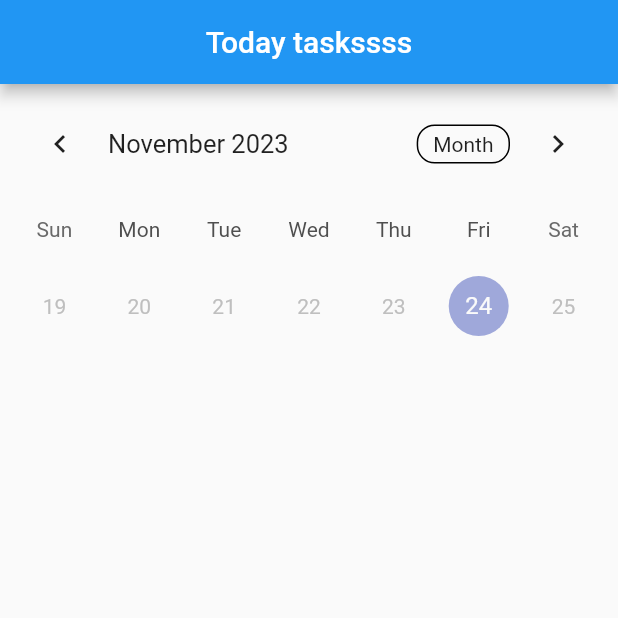
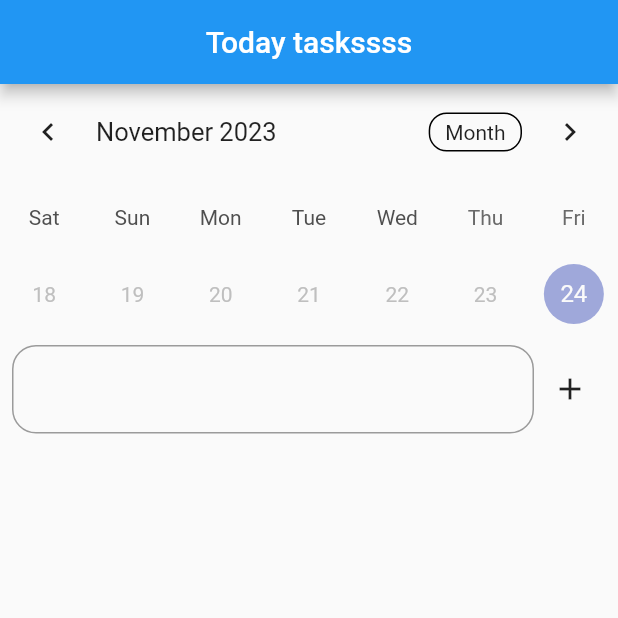
Before and after one commit to Welldone1993/Planner-App, a Flutter app: the screen it shows after launch, on a phone screen of 412 x 824 dp, the top half of it. Run offline on Flutter 3.47's test engine with Material 2 defaults, Android fonts, the phone set to English and light mode, and no system bars; drawn by our look-alikes of table_calendar; our stand-ins replace get.

Commit message:
use text field to add task

```diff
--- a/lib/src/pages/home_page/controller/home_page_controller.dart
+++ b/lib/src/pages/home_page/controller/home_page_controller.dart
@@ -1,6 +1,31 @@
+import 'package:flutter/cupertino.dart';
 import 'package:get/get.dart';
+import 'package:table_calendar/table_calendar.dart';
+
+import '../model/daily_tasks_list_view_model.dart';
 
 class HomePageController extends GetxController {
+  final Rx<DateTime> selectedDay = Rx<DateTime>(DateTime.now());
+  final Rx<CalendarFormat> calendarFormat =
+      Rx<CalendarFormat>(CalendarFormat.week);
+  final TextEditingController newTaskTextController = TextEditingController();
+  final RxList<Rx<DailyTasksListViewModel>> dailyTasks =
+      RxList<Rx<DailyTasksListViewModel>>();
 
+  void onAddTaskTapped() {
+    dailyTasks.add(
+      DailyTasksListViewModel(
+        id: dailyTasks.length,
+        isDone: false,
+        taskTitle: newTaskTextController.text,
+      ).obs,
+    );
+    newTaskTextController.clear();
+  }
 
+  void onTaskCheckboxTaped(bool? value, Rx<DailyTasksListViewModel> task) {
+    print(dailyTasks[dailyTasks.indexOf(task)].value.isDone);
+    dailyTasks[dailyTasks.indexOf(task)].value.copyWith(isDone: value);
+    print(dailyTasks[dailyTasks.indexOf(task)].value.isDone);
+  }
 }
--- /dev/null
+++ b/lib/src/pages/home_page/model/daily_tasks_list_view_model.dart
@@ -0,0 +1,22 @@
+class DailyTasksListViewModel {
+  final int id;
+  final bool isDone;
+  final String taskTitle;
+
+  DailyTasksListViewModel({
+    required this.id,
+    required this.isDone,
+    required this.taskTitle,
+  });
+
+  DailyTasksListViewModel copyWith({
+    int? id,
+    bool? isDone,
+    String? taskTitle,
+  }) =>
+      DailyTasksListViewModel(
+        id: id ?? this.id,
+        isDone: isDone ?? this.isDone,
+        taskTitle: taskTitle ?? this.taskTitle,
+      );
+}
--- a/lib/src/pages/home_page/view/home_page_view.dart
+++ b/lib/src/pages/home_page/view/home_page_view.dart
@@ -1,7 +1,10 @@
 import 'package:flutter/material.dart';
+import 'package:get/get.dart';
 import 'package:table_calendar/table_calendar.dart';
 
-class HomePageView extends StatelessWidget {
+import '../controller/home_page_controller.dart';
+
+class HomePageView extends GetView<HomePageController> {
   const HomePageView({Key? key}) : super(key: key);
 
   @override
@@ -11,13 +14,71 @@ class HomePageView extends StatelessWidget {
           centerTitle: true,
         ),
         body: Center(
-          child: Column(
+          child: Obx(
+            () => Column(
+              crossAxisAlignment: CrossAxisAlignment.start,
               children: [
-              Padding(
+                _calendar(),
+                _addNewTaskPart(),
+                if (controller.dailyTasks.isNotEmpty)
+                  ...controller.dailyTasks.map(
+                    (task) => Row(
+                      children: [
+                        Checkbox(
+                          value: task.value.isDone,
+                          onChanged: (value) {
+                            controller.onTaskCheckboxTaped(value, task);
+                          },
+                        ),
+                        Text(task.value.taskTitle),
+                      ],
+                    ),
+                  ),
+              ],
+            ),
+          ),
+        ),
+      );
+
+  Widget _addNewTaskPart() => Padding(
         padding: const EdgeInsets.all(8.0),
-                child: TableCalendar(
+        child: Row(
+          children: [
+            Expanded(
+              child: TextField(
+                controller: controller.newTaskTextController,
+                decoration: const InputDecoration(
+                  border: OutlineInputBorder(
+                    borderRadius: BorderRadius.all(
+                      Radius.circular(16),
+                    ),
+                  ),
+                ),
+              ),
+            ),
+            IconButton(
+              icon: const Icon(Icons.add),
+              onPressed: () {
+                controller.onAddTaskTapped();
+                //   TODO: add New Task
+              },
+            )
+          ],
+        ),
+      );
+
+  Widget _calendar() => TableCalendar(
+        onPageChanged: (focusedDay) {
+          print(focusedDay);
+        },
+        onFormatChanged: (format) {
+          // TODO: on change format tap method
+          controller.calendarFormat.value = format;
+          print(format);
+        },
         onDisabledDayTapped: (day) {
-                    print(day);
+          controller.selectedDay.value = day;
+          print(day.month);
           // TODO: make that day task, visible
         },
         onDaySelected: (selectedDay, focusedDay) {
@@ -26,14 +87,14 @@ class HomePageView extends StatelessWidget {
           // TODO: go to today tasks details
         },
         daysOfWeekHeight: 50,
-                  calendarFormat: CalendarFormat.week,
-                  focusedDay: DateTime.now(),
-                  firstDay: DateTime.now(),
-                  lastDay: DateTime.now(),
-                ),
-              )
-            ],
-          ),
-        ),
+        calendarFormat: controller.calendarFormat.value,
+        focusedDay: controller.selectedDay.value,
+        firstDay: controller.selectedDay.value,
+        lastDay: controller.selectedDay.value,
+        startingDayOfWeek: StartingDayOfWeek.saturday,
+        weekendDays: const [DateTime.thursday, DateTime.friday],
+        onHeaderTapped: (focusedDay) {
+          print(focusedDay);
+        },
       );
 }
--- a/pubspec.yaml
+++ b/pubspec.yaml
@@ -16,7 +16,6 @@ dependencies:
   get: ^4.6.6
   table_calendar: ^3.0.9
 
-  textfield_tags: ^2.0.2
 
   logger: ^2.0.2+1
 
@@ -38,7 +37,7 @@ flutter:
   #   - images/a_dot_burr.jpeg
   #   - images/a_dot_ham.jpeg
 
- # example:
+  # example:
   # fonts:
   #   - family: Schyler
   #     fonts:
```
Also changed, not shown: pubspec.lock. Lines whose indentation alone changed are shown as unchanged.
